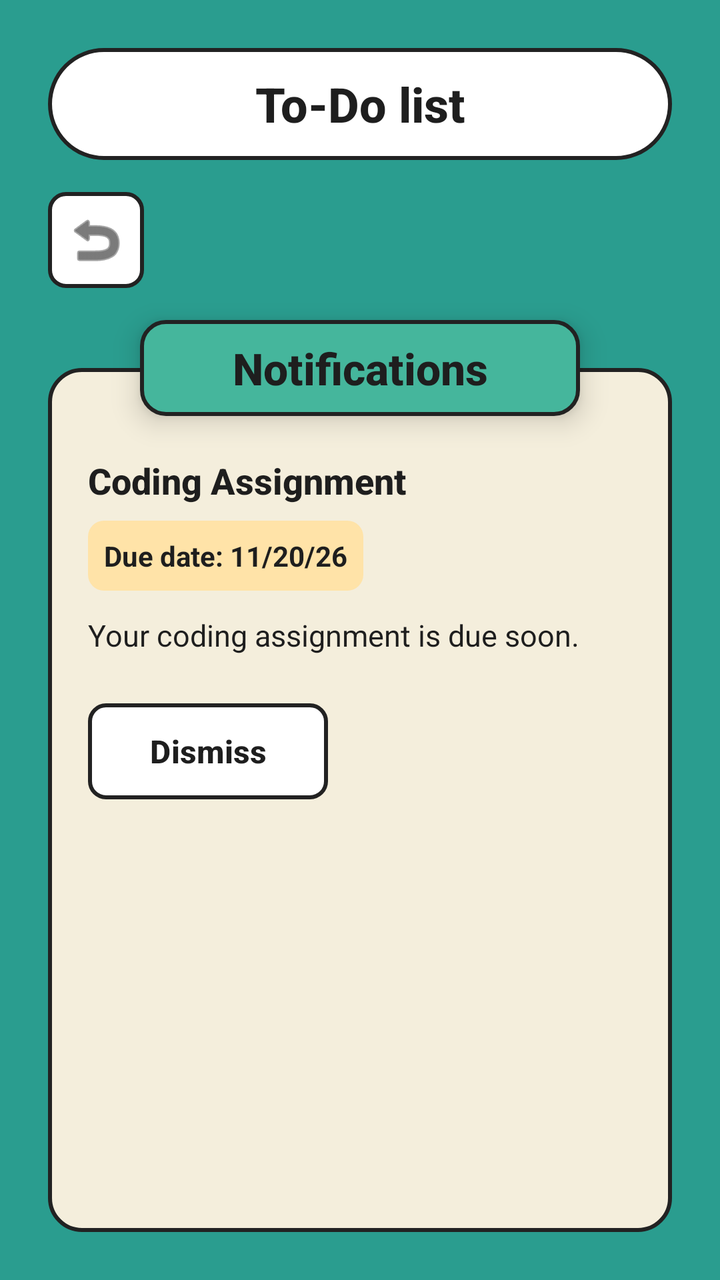
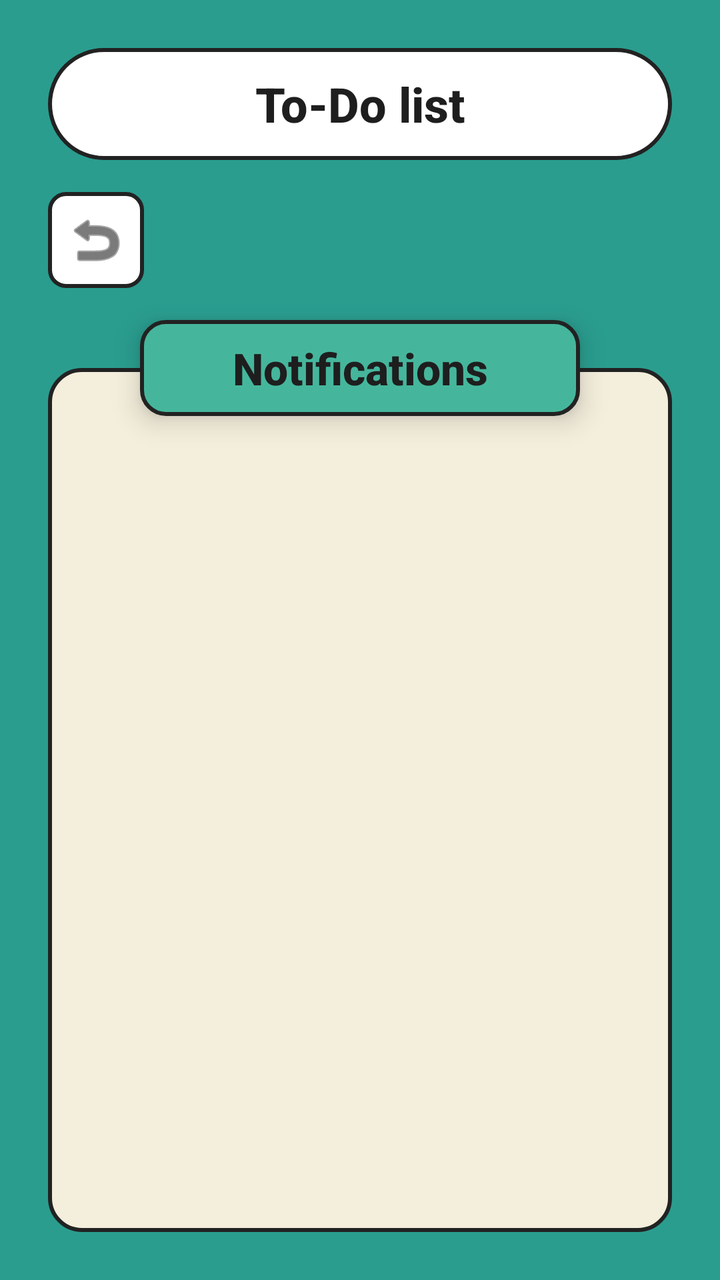

The first picture is an Android layout as it rendered before a commit; the second is the same layout after the commit. The layout source and the unified diff follow.
<!-- AndroidManifest.xml: application theme Theme.ApplicationProject -->
<!-- res/layout/activity_notifications.xml -->
<?xml version="1.0" encoding="utf-8"?>
<androidx.constraintlayout.widget.ConstraintLayout xmlns:android="http://schemas.android.com/apk/res/android"
    xmlns:app="http://schemas.android.com/apk/res-auto"
    xmlns:tools="http://schemas.android.com/tools"
    android:id="@+id/main"
    android:layout_width="match_parent"
    android:layout_height="match_parent"
    android:background="@color/app_teal"
    tools:context=".NotificationsActivity">

    
    <LinearLayout
        android:id="@+id/topBar"
        android:layout_width="0dp"
        android:layout_height="wrap_content"
        android:layout_marginStart="24dp"
        android:layout_marginTop="24dp"
        android:layout_marginEnd="24dp"
        android:gravity="center_vertical"
        android:orientation="horizontal"
        app:layout_constraintEnd_toEndOf="parent"
        app:layout_constraintStart_toStartOf="parent"
        app:layout_constraintTop_toTopOf="parent">

        <TextView
            android:layout_width="0dp"
            android:layout_height="56dp"
            android:layout_weight="1"
            android:background="@drawable/bg_pill_white"
            android:fontFamily="sans-serif-medium"
            android:gravity="center"
            android:text="@string/to_do_list2"
            android:textColor="@color/text_dark"
            android:textSize="24sp"
            android:textStyle="bold" />

    </LinearLayout>

    
    <ImageButton
        android:id="@+id/btnBack"
        android:layout_width="48dp"
        android:layout_height="48dp"
        android:layout_marginStart="24dp"
        android:layout_marginTop="16dp"
        android:background="@drawable/bg_button_white"
        android:contentDescription="@string/back1"
        android:src="@android:drawable/ic_menu_revert"
        app:layout_constraintStart_toStartOf="parent"
        app:layout_constraintTop_toBottomOf="@id/topBar"
        app:tint="@color/border_dark" />

    
    <TextView
        android:id="@+id/tvCategoryHeader"
        android:layout_width="220dp"
        android:layout_height="48dp"
        android:layout_marginTop="16dp"
        android:background="@drawable/bg_header_teal"
        android:elevation="4dp"
        android:fontFamily="sans-serif-medium"
        android:gravity="center"
        android:text="@string/notifications2"
        android:textColor="@color/text_dark"
        android:textSize="22sp"
        android:textStyle="bold"
        android:translationZ="4dp"
        app:layout_constraintEnd_toEndOf="parent"
        app:layout_constraintStart_toStartOf="parent"
        app:layout_constraintTop_toBottomOf="@id/btnBack" />

    
    <androidx.constraintlayout.widget.ConstraintLayout
        android:id="@+id/mainCard"
        android:layout_width="0dp"
        android:layout_height="0dp"
        android:layout_marginStart="24dp"
        android:layout_marginTop="40dp"
        android:layout_marginEnd="24dp"
        android:layout_marginBottom="24dp"
        android:background="@drawable/bg_card_cream"
        android:paddingHorizontal="20dp"
        android:paddingTop="36dp"
        android:paddingBottom="20dp"
        app:layout_constraintBottom_toBottomOf="parent"
        app:layout_constraintEnd_toEndOf="parent"
        app:layout_constraintStart_toStartOf="parent"
        app:layout_constraintTop_toBottomOf="@id/btnBack">

        <LinearLayout
            android:layout_width="0dp"
            android:layout_height="0dp"
            android:layout_marginTop="8dp"
            android:orientation="vertical"
            app:layout_constraintBottom_toBottomOf="parent"
            app:layout_constraintEnd_toEndOf="parent"
            app:layout_constraintStart_toStartOf="parent"
            app:layout_constraintTop_toTopOf="parent">

            <TextView
                android:layout_width="wrap_content"
                android:layout_height="wrap_content"
                android:layout_marginBottom="8dp"
                android:fontFamily="sans-serif-medium"
                android:text="@string/coding_assignment"
                android:textColor="@color/text_dark"
                android:textSize="18sp"
                android:textStyle="bold" />

            <TextView
                android:layout_width="wrap_content"
                android:layout_height="wrap_content"
                android:layout_marginBottom="12dp"
                android:background="@drawable/bg_date_badge"
                android:padding="8dp"
                android:text="@string/due_date_11_20_26"
                android:textColor="@color/text_dark"
                android:textSize="14sp"
                android:textStyle="bold" />

            <TextView
                android:layout_width="wrap_content"
                android:layout_height="wrap_content"
                android:layout_marginBottom="24dp"
                android:fontFamily="sans-serif"
                android:text="@string/your_coding_assignment_is_due_soon"
                android:textColor="@color/text_dark"
                android:textSize="15sp" />

            <Button
                android:id="@+id/btnDismiss"
                android:layout_width="120dp"
                android:layout_height="48dp"
                android:background="@drawable/bg_button_white"
                android:fontFamily="sans-serif-medium"
                android:text="@string/dismiss"
                android:textColor="@color/text_dark"
                android:textSize="16sp"
                android:textStyle="bold"
                app:backgroundTint="@null" />

        </LinearLayout>

    </androidx.constraintlayout.widget.ConstraintLayout>

</androidx.constraintlayout.widget.ConstraintLayout>
<!-- resources referenced by this layout -->
<resources>
  <color name="app_teal">#2A9D8F</color>
  <color name="border_dark">#222222</color>
  <color name="text_dark">#1E1E1E</color>
  <!-- drawable bg_button_white (drawable) -->
  <?xml version="1.0" encoding="utf-8"?>
  <shape xmlns:android="http://schemas.android.com/apk/res/android"
      android:shape="rectangle">
      <solid android:color="@color/white" />
      <stroke android:width="2dp" android:color="@color/border_dark" />
      <corners android:radius="8dp" />
  </shape>
  <!-- drawable bg_card_cream (drawable) -->
  <?xml version="1.0" encoding="utf-8"?>
  <shape xmlns:android="http://schemas.android.com/apk/res/android"
      android:shape="rectangle">
      <solid android:color="@color/card_cream" />
      <stroke android:width="2dp" android:color="@color/border_dark" />
      <corners android:radius="16dp" />
  </shape>
  <!-- drawable bg_date_badge (drawable) -->
  <?xml version="1.0" encoding="utf-8"?>
  <shape xmlns:android="http://schemas.android.com/apk/res/android"
      android:shape="rectangle">
      <solid android:color="@color/date_badge" />
      <corners android:radius="8dp" />
  </shape>
  <!-- drawable bg_header_teal (drawable) -->
  <?xml version="1.0" encoding="utf-8"?>
  <shape xmlns:android="http://schemas.android.com/apk/res/android"
      android:shape="rectangle">
      <solid android:color="@color/header_teal" />
      <stroke android:width="2dp" android:color="@color/border_dark" />
      <corners android:radius="12dp" />
  </shape>
  <!-- drawable bg_pill_white (drawable) -->
  <?xml version="1.0" encoding="utf-8"?>
  <shape xmlns:android="http://schemas.android.com/apk/res/android"
      android:shape="rectangle">
      <solid android:color="@color/white" />
      <stroke android:width="2dp" android:color="@color/border_dark" />
      <corners android:radius="30dp" />
  </shape>
  <string name="back1">Back</string>
  <string name="coding_assignment">Coding Assignment</string>
  <string name="dismiss">Dismiss</string>
  <string name="due_date_11_20_26">Due date: 11/20/26</string>
  <string name="notifications2">Notifications</string>
  <string name="to_do_list2">To-Do list</string>
  <string name="your_coding_assignment_is_due_soon">Your coding assignment is due soon.</string>
  <style name="Theme.ApplicationProject" parent="Base.Theme.ApplicationProject" />
  <color name="white">#FFFFFFFF</color>
  <color name="card_cream">#F4EEDC</color>
  <color name="date_badge">#FFE3A8</color>
  <color name="header_teal">#45B69C</color>
  <style name="Base.Theme.ApplicationProject" parent="Theme.Material3.DayNight.NoActionBar">
          
          
      </style>
</resources>

<!-- the commit's change to res/layout/activity_notifications.xml (unified diff, before → after) -->
@@ -87,59 +87,22 @@
         app:layout_constraintStart_toStartOf="parent"
         app:layout_constraintTop_toBottomOf="@id/btnBack">
 
-        <LinearLayout
+        <ScrollView
             android:layout_width="0dp"
             android:layout_height="0dp"
-            android:layout_marginTop="8dp"
-            android:orientation="vertical"
+            android:fillViewport="true"
             app:layout_constraintBottom_toBottomOf="parent"
             app:layout_constraintEnd_toEndOf="parent"
             app:layout_constraintStart_toStartOf="parent"
             app:layout_constraintTop_toTopOf="parent">
 
-            <TextView
-                android:layout_width="wrap_content"
+            <LinearLayout
+                android:id="@+id/notificationsList"
+                android:layout_width="match_parent"
                 android:layout_height="wrap_content"
-                android:layout_marginBottom="8dp"
-                android:fontFamily="sans-serif-medium"
-                android:text="@string/coding_assignment"
-                android:textColor="@color/text_dark"
-                android:textSize="18sp"
-                android:textStyle="bold" />
-
-            <TextView
-                android:layout_width="wrap_content"
-                android:layout_height="wrap_content"
-                android:layout_marginBottom="12dp"
-                android:background="@drawable/bg_date_badge"
-                android:padding="8dp"
-                android:text="@string/due_date_11_20_26"
-                android:textColor="@color/text_dark"
-                android:textSize="14sp"
-                android:textStyle="bold" />
-
-            <TextView
-                android:layout_width="wrap_content"
-                android:layout_height="wrap_content"
-                android:layout_marginBottom="24dp"
-                android:fontFamily="sans-serif"
-                android:text="@string/your_coding_assignment_is_due_soon"
-                android:textColor="@color/text_dark"
-                android:textSize="15sp" />
-
-            <Button
-                android:id="@+id/btnDismiss"
-                android:layout_width="120dp"
-                android:layout_height="48dp"
-                android:background="@drawable/bg_button_white"
-                android:fontFamily="sans-serif-medium"
-                android:text="@string/dismiss"
-                android:textColor="@color/text_dark"
-                android:textSize="16sp"
-                android:textStyle="bold"
-                app:backgroundTint="@null" />
-
-        </LinearLayout>
+                android:orientation="vertical"
+                android:paddingTop="8dp" />
+        </ScrollView>
 
     </androidx.constraintlayout.widget.ConstraintLayout>
 
<!-- resource entries referenced after the edit -->
@@ -19,13 +19,6 @@
       <stroke android:width="2dp" android:color="@color/border_dark" />
       <corners android:radius="16dp" />
   </shape>
-  <!-- drawable bg_date_badge (drawable) -->
-  <?xml version="1.0" encoding="utf-8"?>
-  <shape xmlns:android="http://schemas.android.com/apk/res/android"
-      android:shape="rectangle">
-      <solid android:color="@color/date_badge" />
-      <corners android:radius="8dp" />
-  </shape>
   <!-- drawable bg_header_teal (drawable) -->
   <?xml version="1.0" encoding="utf-8"?>
   <shape xmlns:android="http://schemas.android.com/apk/res/android"
@@ -43,16 +36,11 @@
       <corners android:radius="30dp" />
   </shape>
   <string name="back1">Back</string>
-  <string name="coding_assignment">Coding Assignment</string>
-  <string name="dismiss">Dismiss</string>
-  <string name="due_date_11_20_26">Due date: 11/20/26</string>
   <string name="notifications2">Notifications</string>
   <string name="to_do_list2">To-Do list</string>
-  <string name="your_coding_assignment_is_due_soon">Your coding assignment is due soon.</string>
   <style name="Theme.ApplicationProject" parent="Base.Theme.ApplicationProject" />
   <color name="white">#FFFFFFFF</color>
   <color name="card_cream">#F4EEDC</color>
-  <color name="date_badge">#FFE3A8</color>
   <color name="header_teal">#45B69C</color>
   <style name="Base.Theme.ApplicationProject" parent="Theme.Material3.DayNight.NoActionBar">
           
